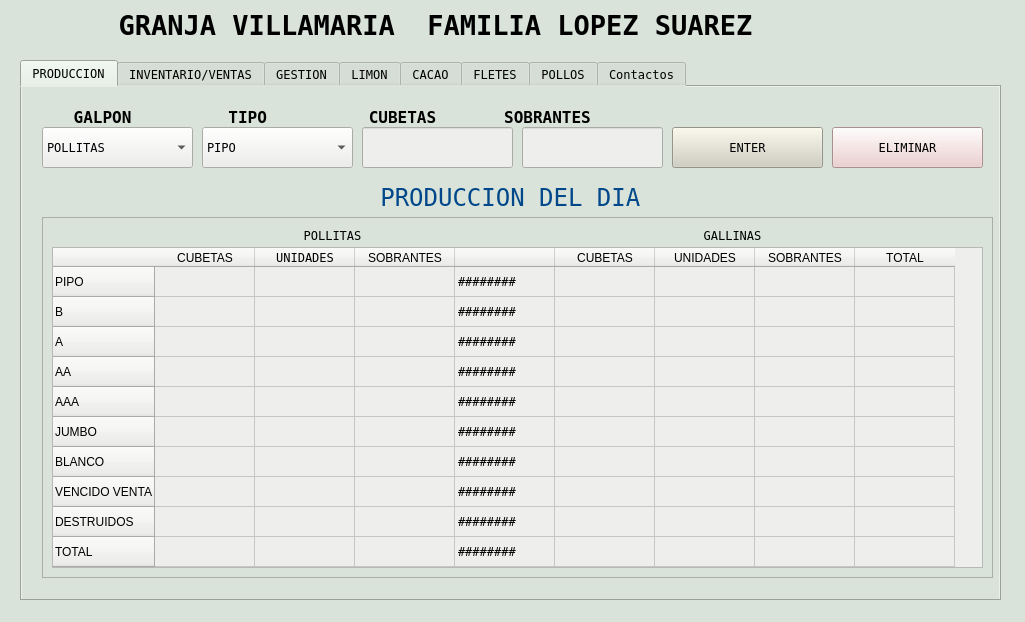
Qt form interfaz_grafica/Interfaz_de_usuario.ui (joaramirezra/Huevos-familia-lopez) before a commit.
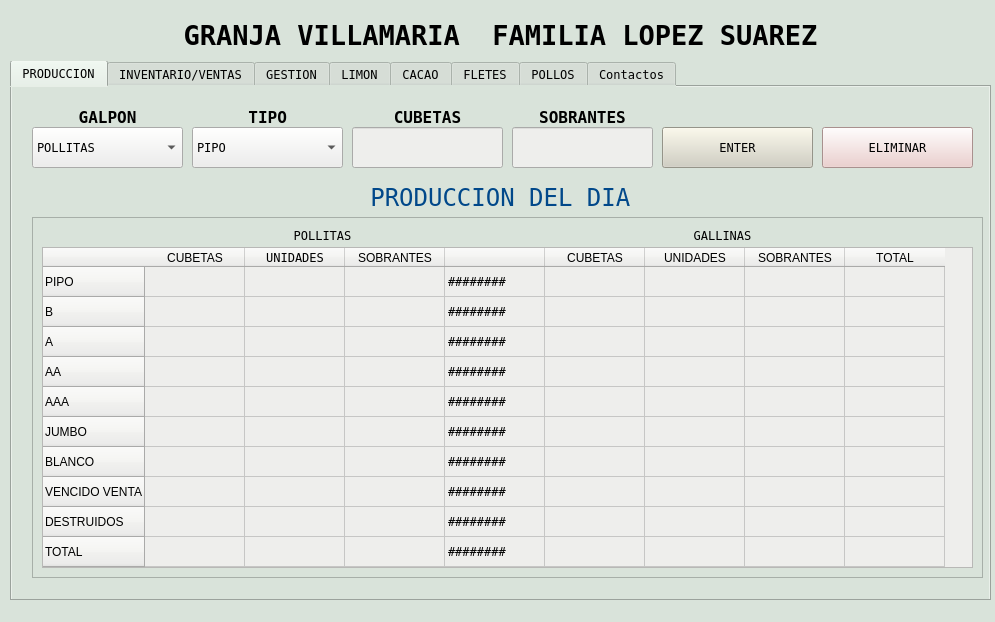
The same form after that commit. The open tabs and pages were chosen to show the change. Custom widgets are drawn as their Qt base class.

```diff
--- a/interfaz_grafica/Interfaz_de_usuario.ui
+++ b/interfaz_grafica/Interfaz_de_usuario.ui
@@ -6,7 +6,7 @@
    <rect>
     <x>0</x>
     <y>0</y>
-    <width>1025</width>
+    <width>995</width>
     <height>622</height>
    </rect>
   </property>
@@ -23,7 +23,7 @@
    <widget class="QTabWidget" name="tabs">
     <property name="geometry">
      <rect>
-      <x>20</x>
+      <x>10</x>
       <y>60</y>
       <width>981</width>
       <height>541</height>
@@ -113,9 +113,9 @@
      <widget class="QLabel" name="label">
       <property name="geometry">
        <rect>
-        <x>170</x>
+        <x>190</x>
         <y>10</y>
-        <width>121</width>
+        <width>141</width>
         <height>41</height>
        </rect>
       </property>
@@ -140,7 +140,7 @@
        <rect>
         <x>20</x>
         <y>10</y>
-        <width>121</width>
+        <width>151</width>
         <height>41</height>
        </rect>
       </property>
@@ -191,9 +191,9 @@
      <widget class="QLabel" name="label_4">
       <property name="geometry">
        <rect>
-        <x>320</x>
+        <x>340</x>
         <y>10</y>
-        <width>121</width>
+        <width>151</width>
         <height>41</height>
        </rect>
       </property>
@@ -258,9 +258,9 @@
      <widget class="QLabel" name="label_8">
       <property name="geometry">
        <rect>
-        <x>470</x>
+        <x>500</x>
         <y>10</y>
-        <width>111</width>
+        <width>141</width>
         <height>41</height>
        </rect>
       </property>
@@ -4880,8 +4880,8 @@
     <property name="geometry">
      <rect>
       <x>10</x>
-      <y>0</y>
-      <width>851</width>
+      <y>10</y>
+      <width>981</width>
       <height>51</height>
      </rect>
     </property>
```
Left out of the diff: 2 changed lines with no effect on the pictures.
